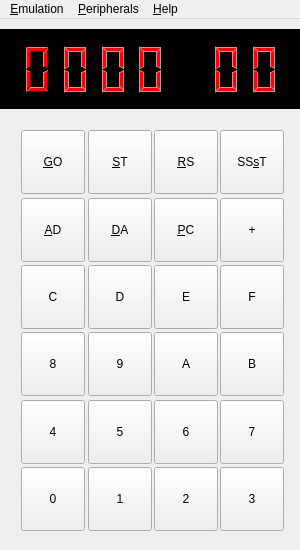
Old version of the form sources/Desktop/mainwindow.ui in the repository AbhishekGhosh/kim_uno_remix.
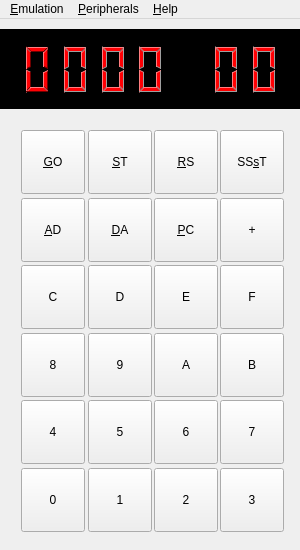
New version of the form.

Patch:
```diff
--- a/sources/Desktop/mainwindow.ui
+++ b/sources/Desktop/mainwindow.ui
@@ -47,7 +47,7 @@
       <x>10</x>
       <y>100</y>
       <width>281</width>
-      <height>420</height>
+      <height>421</height>
      </rect>
     </property>
     <layout class="QGridLayout" name="gridLayout">
```
Left out of the diff: 11 changed lines with no effect on the pictures.
